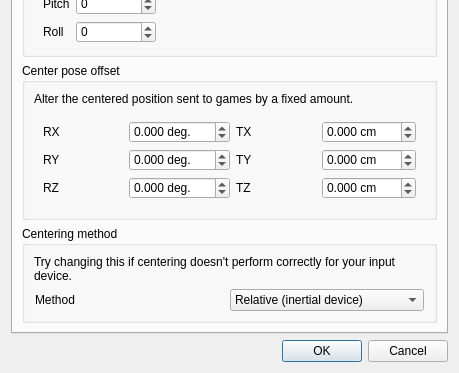
opentrack/opentrack, file gui/options-dialog.ui: the form before one commit; both pictures show x 0 to 459 and y 243 to 616 of the 459 by 616 pixel window.
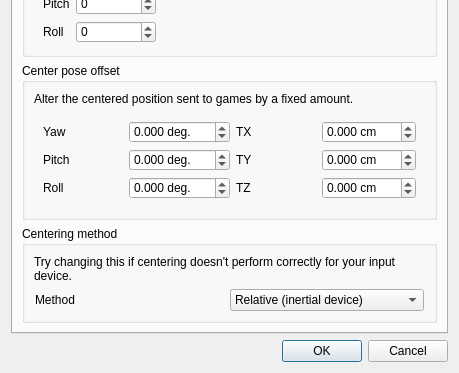
The form after the commit. The open tabs and pages were chosen to show the change. Icons and pictures are not drawn. Custom widgets are drawn as their Qt base class.

Commit message: gui/options: rename r[xyz] to yaw/pitch/roll in camera offset

What changed in the file:
```diff
--- a/gui/options-dialog.ui
+++ b/gui/options-dialog.ui
@@ -593,7 +593,7 @@
              <item row="1" column="0">
               <widget class="QLabel" name="label">
                <property name="text">
-                <string>RY</string>
+                <string>Pitch</string>
                </property>
               </widget>
              </item>
@@ -630,7 +630,7 @@
              <item row="2" column="0">
               <widget class="QLabel" name="label_3">
                <property name="text">
-                <string>RZ</string>
+                <string>Roll</string>
                </property>
               </widget>
              </item>
@@ -653,7 +653,7 @@
              <item row="0" column="0">
               <widget class="QLabel" name="label_2">
                <property name="text">
-                <string>RX</string>
+                <string>Yaw</string>
                </property>
               </widget>
              </item>
```
